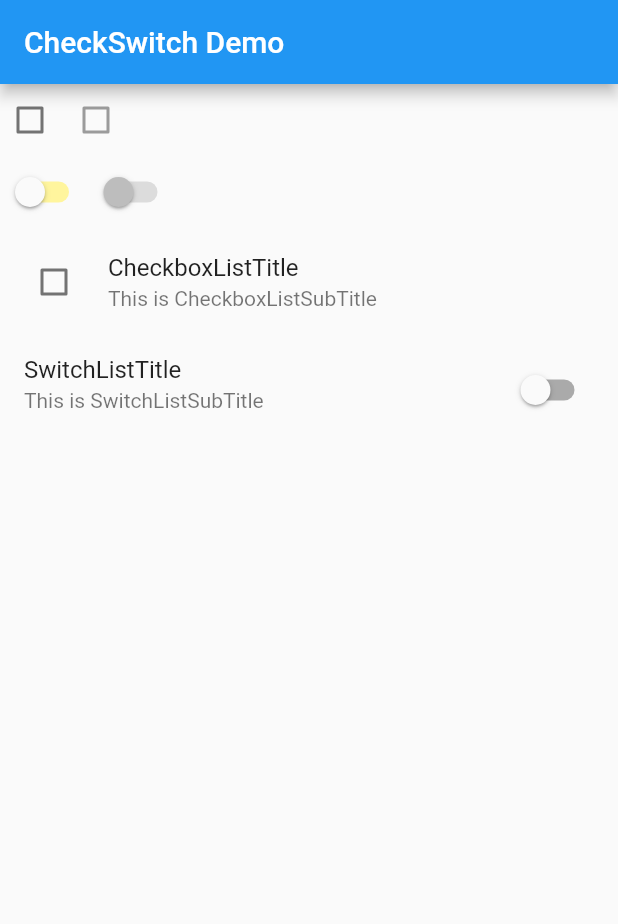
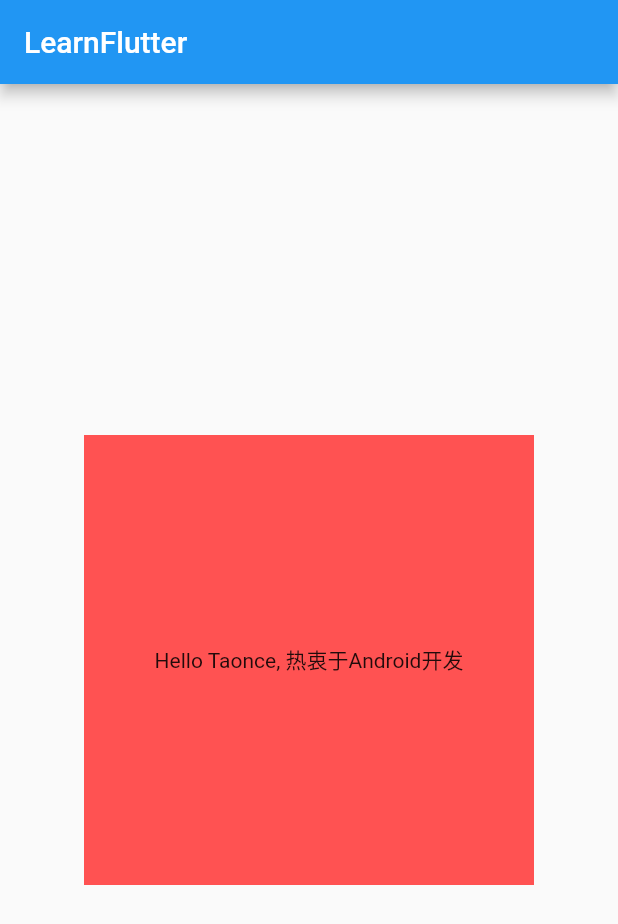
Before and after one commit to Taonce/Flutter-Example, a Flutter app: the screen it shows after launch, on a phone screen of 412 x 824 dp. Shown: the top 924 px of the screen. Run offline on Flutter 3.47's test engine with Material 2 defaults, Android fonts, the phone set to English and light mode, and no system bars.

Commit message:
add container

```diff
--- a/lib/learn_widget/LearnAppBar.dart
+++ b/lib/learn_widget/LearnAppBar.dart
@@ -8,8 +8,7 @@ class LearnAppBar extends StatefulWidget {
   }
 }
 
-class _LearnAppBarState extends State<LearnAppBar>
-    with SingleTickerProviderStateMixin {
+class _LearnAppBarState extends State<LearnAppBar> with SingleTickerProviderStateMixin {
   final String app_bar_bg = 'images/app_bar_bg.png';
   List<String> _more = ['A', 'B', 'C'];
   TabController _tabController;
@@ -49,9 +48,7 @@ class _LearnAppBarState extends State<LearnAppBar>
         // 是否使用默认样式
         automaticallyImplyLeading: true,
         // 标题左边的按钮
-        leading: IconButton(
-            icon: Icon(Icons.menu),
-            onPressed: () => print('Menu Button on pressed!')),
+        leading: IconButton(icon: Icon(Icons.menu), onPressed: () => print('Menu Button on pressed!')),
         // 背景
         flexibleSpace: Image.asset(app_bar_bg, fit: BoxFit.fitWidth),
         // 标题右边的按钮事件
@@ -113,9 +110,8 @@ class TabChangePage extends StatelessWidget {
   Widget build(BuildContext context) {
     // 仅展示传入的内容
     return Container(
+        padding: const EdgeInsets.only(top: 10.0),
         alignment: Alignment.center,
-        child: Text(content,
-            style: TextStyle(
-                color: Theme.of(context).primaryColor, fontSize: 30.0)));
+        child: Text(content, style: TextStyle(color: Theme.of(context).primaryColor, fontSize: 30.0)));
   }
 }
--- /dev/null
+++ b/lib/learn_widget/LearnContainer.dart
@@ -0,0 +1,20 @@
+import 'package:flutter/material.dart';
+import 'package:flutter/widgets.dart';
+
+class LearnContainer extends StatelessWidget{
+  @override
+  Widget build(BuildContext context) {
+    return Scaffold(
+      appBar: AppBar(title: new Text("LearnFlutter"),),
+      body: Center(
+          child: Container(
+            alignment: Alignment.center,
+            child: new Text("Hello Taonce, 热衷于Android开发"),
+            width: 300,
+            height: 300,
+            color: Colors.redAccent,
+          ),
+      ),
+    );
+  }
+}
--- a/lib/learn_widget/LearnText.dart
+++ b/lib/learn_widget/LearnText.dart
@@ -7,9 +7,7 @@ class LearnText extends StatelessWidget {
   @override
   Widget build(BuildContext context) {
     return Scaffold(
-      appBar: AppBar(
-        title: Text('LearnText Demo')
-      ),
+      appBar: AppBar(title: Text('LearnText Demo')),
       body: Container(
         padding: const EdgeInsets.only(top: 10.0),
         child: Center(
@@ -17,7 +15,9 @@ class LearnText extends StatelessWidget {
             mainAxisAlignment: MainAxisAlignment.center,
             children: <Widget>[
               Text(
-                '绿色背景黑色字',
+                'Hello Taonce, 热衷于Android开发，喜欢Kotlin和Flutter，并且愿意为此奋斗一生！',
+                maxLines: 1,
+                overflow: TextOverflow.ellipsis,
                 style:
                     TextStyle(fontSize: 24.0, color: Colors.black, backgroundColor: Colors.green, letterSpacing: 2.0),
               ),
--- a/lib/main.dart
+++ b/lib/main.dart
@@ -2,6 +2,7 @@ import 'dart:io';
 
 import 'package:flutter/material.dart';
 import 'package:flutter/services.dart';
+import 'package:my_flutter/learn_widget/LearnContainer.dart';
 
 import 'learn_widget/LearnAppBar.dart';
 import 'learn_widget/LearnButton.dart';
@@ -26,13 +27,15 @@ class MyApp extends StatelessWidget {
   Widget build(BuildContext context) {
     return MaterialApp(
       debugShowCheckedModeBanner: false, // 是否显示右上角的DEBUG字体
-//      home: LearnText(),
+      title: "LearnFlutter",
+      // home: LearnText(),
 //      home: LearnImage(),
 //    home: LearnButton(),
 //      home: LearnAppBar(),
 //      home: LearnDrawer(),
 //      home: MyBottomNavigationBar(),
-      home: LearnCheckSwitch(),
+//      home: LearnCheckSwitch(),
+home: LearnContainer(),
     );
   }
 }
```
